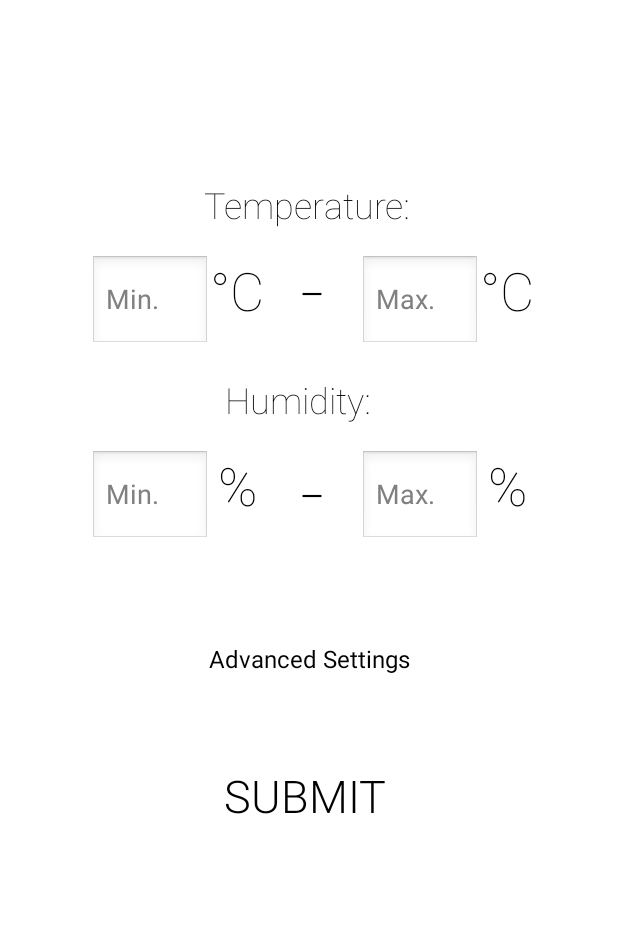
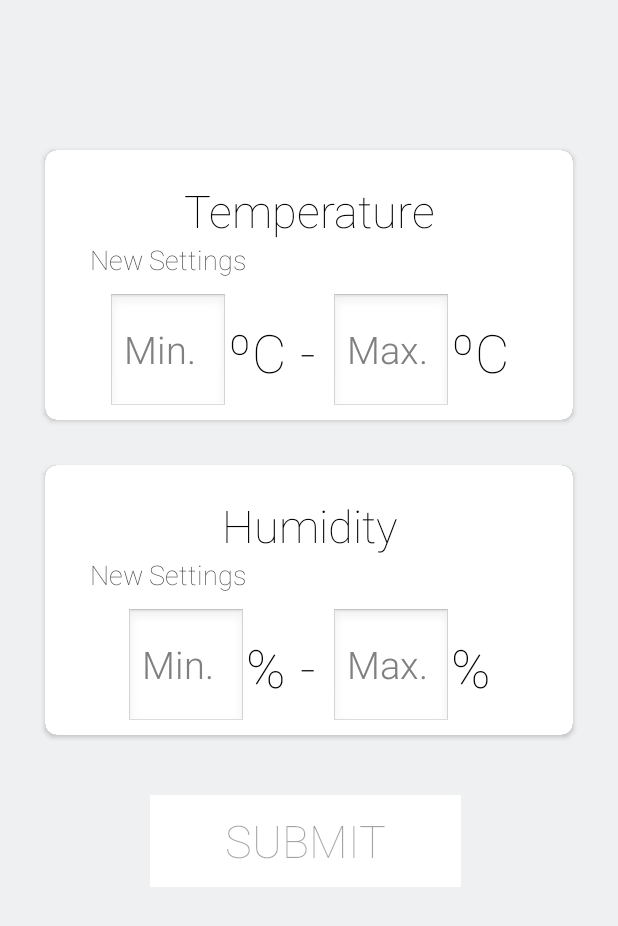
Before and after one commit to jturibe/spicy_chorizo, an Android app: the displaySettings screen opened directly, with no data from a screen before it, after a tap on "EDIT", on a phone screen of 412 x 824 dp. Shown: the top 926 px of the screen. Run offline under Robolectric (Android 15) with nearby library versions, the phone set to English and light mode, and no system bars; Roboto replaces fonts that are not available here.

Commit message:
Changed app a lot

```diff
--- a/Particle/app/src/main/java/com/example/particle/Splash.java
+++ b/Particle/app/src/main/java/com/example/particle/Splash.java
@@ -8,7 +8,7 @@ import android.os.Handler;
 import androidx.appcompat.app.AppCompatActivity;
 
 public class Splash extends Activity {
-    private static int SPLASH_TIME_OUT = 4000;
+    private static int SPLASH_TIME_OUT = 1500;
 
     @Override
     protected void onCreate(Bundle savedInstanceState) {
--- a/Particle/app/src/main/java/com/example/particle/displaySettings.java
+++ b/Particle/app/src/main/java/com/example/particle/displaySettings.java
@@ -22,7 +22,7 @@ public class displaySettings extends Activity {
         editButton.setOnClickListener(new View.OnClickListener() {
             @Override
             public void onClick(View v) {
-                Intent intent = new Intent(displaySettings.this, settings.class);
+                Intent intent = new Intent(displaySettings.this, editSettings.class);
                 startActivity(intent);
             }
         });
--- /dev/null
+++ b/Particle/app/src/main/java/com/example/particle/editSettings.java
@@ -0,0 +1,99 @@
+package com.example.particle;
+
+import androidx.appcompat.app.AppCompatActivity;
+
+import android.app.Activity;
+import android.app.AlertDialog;
+import android.content.DialogInterface;
+import android.content.Intent;
+import android.os.Bundle;
+import android.text.Editable;
+import android.text.TextWatcher;
+import android.view.View;
+import android.widget.Button;
+import android.widget.EditText;
+import android.widget.Toast;
+
+public class editSettings extends Activity {
+
+    EditText editTextMinTemp;
+    EditText editTextMaxTemp;
+    EditText editTextMinHum;
+    EditText editTextMaxHum;
+
+    Button submitButton;
+
+    @Override
+    protected void onCreate(Bundle savedInstanceState) {
+        super.onCreate(savedInstanceState);
+        setContentView(R.layout.activity_edit_settings);
+
+        editTextMinTemp = findViewById(R.id.minTempInput);
+        editTextMaxTemp = findViewById(R.id.maxTempInput);
+        editTextMinHum = findViewById(R.id.minHumInput);
+        editTextMaxHum = findViewById(R.id.maxHumInput);
+
+        submitButton = findViewById(R.id.submitButton);
+
+        editTextMinTemp.addTextChangedListener(data);
+        editTextMaxTemp.addTextChangedListener(data);
+        editTextMinHum.addTextChangedListener(data);
+        editTextMaxHum.addTextChangedListener(data);
+
+        submitButton.setOnClickListener(new View.OnClickListener() {
+            @Override
+            public void onClick(View v) {
+
+                String minTempInputint= editTextMinTemp.getText().toString();
+                int minTempInputFinal = Integer.parseInt(minTempInputint);
+
+                if (minTempInputFinal<4) {
+                    AlertDialog.Builder minTempTooLow = new AlertDialog.Builder(editSettings.this);
+                    minTempTooLow.setMessage("The minimum temperature set is dangerously low, " +
+                            "do you want to change it?")
+                            .setPositiveButton("No",
+                                    new DialogInterface.OnClickListener() {
+                                        public void onClick(DialogInterface dialog, int whichButton) {
+                                            positiveButtonPress();
+                                        }
+                                    })
+                            .setNegativeButton("Yes", null);
+                    AlertDialog alert = minTempTooLow.create();
+                    alert.show();
+                } else {
+                    positiveButtonPress();
+                }
+            }
+        });
+    }
+
+    private TextWatcher data = new TextWatcher() {
+        @Override
+        public void beforeTextChanged(CharSequence s, int start, int count, int after) {
+
+        }
+
+        @Override
+        public void onTextChanged(CharSequence s, int start, int before, int count) {
+            String minTempInput = editTextMinTemp.getText().toString().trim();
+            String maxTempInput = editTextMaxTemp.getText().toString().trim();
+            String minHumInput = editTextMinHum.getText().toString().trim();
+            String maxHumInput = editTextMaxHum.getText().toString().trim();
+
+            submitButton.setEnabled(
+                    !minTempInput.isEmpty() && !maxTempInput.isEmpty() &&
+                            !minHumInput.isEmpty() && !maxHumInput.isEmpty());
+        }
+
+        @Override
+        public void afterTextChanged(Editable s) {
+
+        }
+    };
+
+    private void positiveButtonPress() {
+        Toast.makeText(getBaseContext(), "Settings changed" , Toast.LENGTH_SHORT ).show();
+        Intent intent = new Intent(editSettings.this, HomeActivity.class);
+        startActivity(intent);
+    }
+}
--- a/Particle/app/src/main/java/com/example/particle/settings.java
+++ /dev/null
@@ -1,29 +0,0 @@
-package com.example.particle;
-
-import androidx.appcompat.app.AppCompatActivity;
-
-import android.app.Activity;
-import android.content.Intent;
-import android.os.Bundle;
-import android.view.View;
-import android.widget.Button;
-
-public class settings extends Activity {
-
-    Button submitButton;
-
-    @Override
-    protected void onCreate(Bundle savedInstanceState) {
-        super.onCreate(savedInstanceState);
-        setContentView(R.layout.activity_settings);
-
-        submitButton = findViewById(R.id.submitButton);
-        submitButton.setOnClickListener(new View.OnClickListener() {
-            @Override
-            public void onClick(View v) {
-                Intent intent = new Intent(settings.this, HomeActivity.class);
-                startActivity(intent);
-            }
-        });
-    }
-}
--- /dev/null
+++ b/Particle/app/src/main/res/drawable/buttonbackground.xml
@@ -0,0 +1,8 @@
+<?xml version="1.0" encoding="utf-8"?>
+<selector xmlns:android="http://schemas.android.com/apk/res/android">
+    <!-- Color when the row is selected -->
+    <item  android:state_enabled="true"
+        android:drawable="@color/buttonEnabledBackground" />
+    <!-- Standard background color -->
+    <item android:drawable="@color/buttonDisabledBackground" />
+</selector>
--- /dev/null
+++ b/Particle/app/src/main/res/drawable/buttontextcolour.xml
@@ -0,0 +1,8 @@
+<?xml version="1.0" encoding="utf-8"?>
+<selector xmlns:android="http://schemas.android.com/apk/res/android">
+    <!-- Color when the row is selected -->
+    <item  android:state_enabled="true"
+        android:color="#FFFF" />
+    <!-- Standard background color -->
+    <item android:color="#5C000000" />
+</selector>
--- a/Particle/app/src/main/res/layout/activity_display_settings.xml
+++ b/Particle/app/src/main/res/layout/activity_display_settings.xml
@@ -248,12 +248,16 @@
 
     <Button
         android:id="@+id/editButton"
+        style="@style/Widget.AppCompat.Button.Colored"
         android:layout_width="160dp"
         android:layout_height="wrap_content"
         android:layout_marginLeft="120dp"
         android:layout_marginTop="40dp"
+        android:background="#74FFFFFF"
+        android:fontFamily="sans-serif-thin"
         android:text="EDIT"
-        android:textSize="20dp"/>
+        android:textColor="#000000"
+        android:textSize="24sp" />
 
 
 </androidx.appcompat.widget.LinearLayoutCompat>
--- /dev/null
+++ b/Particle/app/src/main/res/layout/activity_edit_settings.xml
@@ -0,0 +1,250 @@
+<?xml version="1.0" encoding="utf-8"?>
+<androidx.appcompat.widget.LinearLayoutCompat xmlns:android="http://schemas.android.com/apk/res/android"
+    xmlns:app="http://schemas.android.com/apk/res-auto"
+    xmlns:tools="http://schemas.android.com/tools"
+    android:layout_width="match_parent"
+    android:layout_height="match_parent"
+    android:orientation="vertical"
+    tools:context=".displaySettings"
+    android:background="#EFF0F1">
+
+
+    <androidx.cardview.widget.CardView
+        android:layout_width="match_parent"
+        android:layout_height="180dp"
+        android:layout_marginLeft="30dp"
+        android:layout_marginTop="100dp"
+        android:layout_marginRight="30dp"
+        app:cardCornerRadius="8dp">
+
+        <LinearLayout
+            android:layout_width="match_parent"
+            android:layout_height="match_parent"
+            android:orientation="vertical"
+            android:background="#FFFFFF">
+
+            <LinearLayout
+                android:layout_width="match_parent"
+                android:layout_height="wrap_content"
+                android:orientation="horizontal"
+                android:layout_marginLeft="30dp"
+                android:layout_marginTop="20dp"
+                android:layout_marginRight="30dp">
+
+            </LinearLayout>
+
+            <LinearLayout
+                android:layout_width="match_parent"
+                android:layout_height="wrap_content"
+                android:orientation="vertical">
+
+                <TextView
+                    android:layout_width="match_parent"
+                    android:layout_height="match_parent"
+                    android:gravity="center"
+                    android:fontFamily="sans-serif-thin"
+                    android:text="Temperature"
+                    android:textColor="#000000"
+                    android:textSize="30dp" />
+
+
+                <TextView
+                    android:layout_width="match_parent"
+                    android:layout_height="match_parent"
+                    android:layout_marginLeft="30dp"
+                    android:text="New Settings"
+                    android:textSize="18dp"
+                    android:fontFamily="sans-serif-thin"
+                    android:textColor="#D3000000"/>
+
+                <LinearLayout
+                    android:layout_width="match_parent"
+                    android:layout_height="match_parent"
+                    android:orientation="horizontal"
+                    android:gravity="center"
+                    android:layout_marginTop="10dp">
+
+                    <EditText
+                        android:id="@+id/minTempInput"
+                        android:layout_width="80dp"
+                        android:layout_height="80dp"
+                        android:hint="Min."
+                        android:textSize="25dp"
+                        android:fontFamily="sans-serif-light"
+                        android:inputType="numberSigned"
+                        android:nextFocusDown="@id/maxTempInput">
+                    </EditText>
+
+                    <TextView
+                        android:layout_width="wrap_content"
+                        android:layout_height="wrap_content"
+                        android:text="ºC"
+                        android:fontFamily="sans-serif-thin"
+                        android:textSize="35dp"
+                        android:textColor="#000000"/>
+
+                    <TextView
+                        android:layout_width="30dp"
+                        android:layout_height="wrap_content"
+                        android:text="-"
+                        android:gravity="center"
+                        android:fontFamily="sans-serif-thin"
+                        android:textSize="35dp"
+                        android:textColor="#000000"/>
+
+                    <EditText
+                        android:id="@+id/maxTempInput"
+                        android:layout_width="80dp"
+                        android:layout_height="80dp"
+                        android:hint="Max."
+                        android:textSize="25dp"
+                        android:fontFamily="sans-serif-light"
+                        android:inputType="numberSigned"
+                        android:nextFocusDown="@id/minHumInput"/>
+
+                    <TextView
+                        android:layout_width="wrap_content"
+                        android:layout_height="wrap_content"
+                        android:text="ºC"
+                        android:fontFamily="sans-serif-thin"
+                        android:textSize="35dp"
+                        android:textColor="#000000"/>
+
+                </LinearLayout>
+
+            </LinearLayout>
+
+
+        </LinearLayout>
+
+
+    </androidx.cardview.widget.CardView>
+
+    <androidx.cardview.widget.CardView
+        android:layout_width="match_parent"
+        android:layout_height="180dp"
+        android:layout_marginLeft="30dp"
+        android:layout_marginTop="30dp"
+        android:layout_marginRight="30dp"
+        app:cardCornerRadius="8dp">
+
+        <LinearLayout
+            android:layout_width="match_parent"
+            android:layout_height="match_parent"
+            android:orientation="vertical"
+            android:background="#FFFFFF">
+
+            <LinearLayout
+                android:layout_width="match_parent"
+                android:layout_height="wrap_content"
+                android:orientation="horizontal"
+                android:layout_marginLeft="30dp"
+                android:layout_marginTop="20dp"
+                android:layout_marginRight="30dp">
+
+            </LinearLayout>
+
+            <LinearLayout
+                android:layout_width="match_parent"
+                android:layout_height="wrap_content"
+                android:orientation="vertical">
+
+                <TextView
+                    android:layout_width="match_parent"
+                    android:layout_height="match_parent"
+                    android:gravity="center"
+                    android:fontFamily="sans-serif-thin"
+                    android:text="Humidity"
+                    android:textColor="#000000"
+                    android:textSize="30dp" />
+
+
+                <TextView
+                    android:layout_width="match_parent"
+                    android:layout_height="match_parent"
+                    android:layout_marginLeft="30dp"
+                    android:text="New Settings"
+                    android:textSize="18dp"
+                    android:fontFamily="sans-serif-thin"
+                    android:textColor="#D3000000"/>
+
+                <LinearLayout
+                    android:layout_width="match_parent"
+                    android:layout_height="match_parent"
+                    android:orientation="horizontal"
+                    android:gravity="center"
+                    android:layout_marginTop="10dp">
+
+                    <EditText
+                        android:id="@+id/minHumInput"
+                        android:layout_width="80dp"
+                        android:layout_height="80dp"
+                        android:hint="Min."
+                        android:textSize="25dp"
+                        android:fontFamily="sans-serif-light"
+                        android:inputType="numberSigned"
+                        android:nextFocusDown="@id/maxHumInput">
+                    </EditText>
+
+                    <TextView
+                        android:layout_width="wrap_content"
+                        android:layout_height="wrap_content"
+                        android:text="%"
+                        android:fontFamily="sans-serif-thin"
+                        android:textSize="35dp"
+                        android:textColor="#000000"/>
+
+                    <TextView
+                        android:layout_width="30dp"
+                        android:layout_height="wrap_content"
+                        android:text="-"
+                        android:gravity="center"
+                        android:fontFamily="sans-serif-thin"
+                        android:textSize="35dp"
+                        android:textColor="#000000"/>
+
+                    <EditText
+                        android:id="@+id/maxHumInput"
+                        android:layout_width="80dp"
+                        android:layout_height="80dp"
+                        android:hint="Max."
+                        android:textSize="25dp"
+                        android:fontFamily="sans-serif-light"
+                        android:inputType="numberSigned"/>
+
+                    <TextView
+                        android:layout_width="wrap_content"
+                        android:layout_height="wrap_content"
+                        android:text="%"
+                        android:fontFamily="sans-serif-thin"
+                        android:textSize="35dp"
+                        android:textColor="#000000"/>
+
+                </LinearLayout>
+
+            </LinearLayout>
+
+
+        </LinearLayout>
+
+
+    </androidx.cardview.widget.CardView>
+
+    <Button
+        android:id="@+id/submitButton"
+        style="@style/Widget.AppCompat.Button.Colored"
+        android:layout_width="207dp"
+        android:layout_height="61dp"
+        android:layout_alignParentStart="true"
+        android:layout_marginStart="100dp"
+        android:layout_marginLeft="100dp"
+        android:layout_marginTop="40dp"
+        android:background="@drawable/buttonbackground"
+        android:enabled="false"
+        android:fontFamily="sans-serif-thin"
+        android:text="SUBMIT"
+        android:textColor="@drawable/buttontextcolour"
+        android:textSize="30sp" />
+
+
+</androidx.appcompat.widget.LinearLayoutCompat>
--- a/Particle/app/src/main/res/layout/activity_home.xml
+++ b/Particle/app/src/main/res/layout/activity_home.xml
@@ -8,9 +8,9 @@
 
     <ImageButton
         android:id="@+id/settingsButton"
-        android:layout_width="85dp"
-        android:layout_height="82dp"
-        android:layout_marginLeft="320sp"
+        android:layout_width="62dp"
+        android:layout_height="68dp"
+        android:layout_marginLeft="340sp"
         android:layout_marginTop="10sp"
         android:adjustViewBounds="true"
         android:backgroundTint="#EAF0EE"
--- a/Particle/app/src/main/res/layout/activity_settings.xml
+++ /dev/null
@@ -1,184 +0,0 @@
-<?xml version="1.0" encoding="utf-8"?>
-
-<RelativeLayout xmlns:android="http://schemas.android.com/apk/res/android"
-xmlns:app="http://schemas.android.com/apk/res-auto"
-xmlns:tools="http://schemas.android.com/tools"
-android:orientation="vertical"
-android:layout_width="match_parent"
-android:layout_height="match_parent"
-android:background="#FFFFFF">
-
-<TextView
-    android:id="@+id/tempTextView1"
-    android:layout_width="wrap_content"
-    android:layout_height="wrap_content"
-    android:layout_marginStart="135sp"
-    android:layout_marginTop="120sp"
-    android:fontFamily="sans-serif-thin"
-    android:gravity="center"
-    android:text="Temperature:"
-    android:textColor="#000000"
-    android:textSize="24sp"
-    tools:gravity="center" />
-
-    <EditText
-        android:id="@+id/minTempInput"
-        android:layout_width="80dp"
-        android:layout_height="63dp"
-        android:layout_alignParentStart="true"
-        android:layout_marginStart="60dp"
-        android:layout_marginTop="170dp"
-        android:ems="10"
-        android:hint="Min."
-        android:inputType="numberSigned"
-        android:nextFocusDown="@id/maxTempInput"
-        tools:layout_marginLeft="60dp" />
-
-    <EditText
-        android:id="@+id/maxTempInput"
-        android:layout_width="80dp"
-        android:layout_height="63dp"
-        android:layout_alignParentStart="true"
-        android:layout_marginStart="240dp"
-        android:layout_marginTop="170dp"
-        android:ems="10"
-        android:hint="Max."
-        android:inputType="numberSigned"
-        android:nextFocusDown="@id/minHumInput"
-        tools:layout_marginLeft="240dp" />
-
-    <TextView
-        android:id="@+id/degreeUnit2"
-        android:layout_width="wrap_content"
-        android:layout_height="wrap_content"
-        android:layout_marginStart="320sp"
-        android:layout_marginTop="170sp"
-        android:fontFamily="sans-serif-thin"
-        android:text="°C"
-        android:textColor="#000000"
-        android:textSize="35sp"
-        tools:fontFamily="sans-serif-thin" />
-
-    <TextView
-        android:id="@+id/degreeUnit7"
-        android:layout_width="wrap_content"
-        android:layout_height="wrap_content"
-        android:layout_marginStart="140sp"
-        android:layout_marginTop="170sp"
-        android:fontFamily="sans-serif-thin"
-        android:text="°C"
-        android:textColor="#000000"
-        android:textSize="35sp"
-        tools:fontFamily="sans-serif-thin" />
-
-<TextView
-    android:id="@+id/slashSymbol1"
-    android:layout_width="wrap_content"
-    android:layout_height="wrap_content"
-    android:layout_marginStart="200sp"
-    android:layout_marginTop="155sp"
-    android:text="-"
-    android:textColor="#000000"
-    android:textSize="55sp"
-    android:fontFamily="sans-serif-thin" />
-
-<TextView
-    android:id="@+id/humTextView"
-    android:layout_width="wrap_content"
-    android:layout_height="wrap_content"
-    android:layout_marginStart="150sp"
-    android:layout_marginTop="250sp"
-    android:fontFamily="sans-serif-thin"
-    android:gravity="center"
-    android:text="Humidity:"
-    android:textColor="#000000"
-    android:textSize="24sp"
-    tools:gravity="center" />
-
-    <EditText
-        android:id="@+id/minHumInput"
-        android:layout_width="80dp"
-        android:layout_height="63dp"
-        android:layout_alignParentStart="true"
-        android:layout_marginStart="60dp"
-        android:layout_marginTop="300dp"
-        android:ems="10"
-        android:hint="Min."
-        android:inputType="numberSigned"
-        android:nextFocusDown="@id/maxHumInput"
-        tools:layout_marginLeft="60dp" />
-
-    <EditText
-        android:id="@+id/maxHumInput"
-        android:layout_width="80dp"
-        android:layout_height="63dp"
-        android:layout_alignParentStart="true"
-        android:layout_marginStart="240dp"
-        android:layout_marginTop="300dp"
-        android:ems="10"
-        android:hint="Max."
-        android:inputType="numberSigned"
-        android:nextFocusDown="@+id/submitButton"
-        tools:layout_marginLeft="240dp" />
-
-    <TextView
-        android:id="@+id/percentageSymbol1"
-        android:layout_width="wrap_content"
-        android:layout_height="wrap_content"
-        android:layout_marginStart="145sp"
-        android:layout_marginTop="300sp"
-        android:fontFamily="sans-serif-thin"
-        android:text="%"
-        android:textColor="#000000"
-        android:textSize="35sp"
-        tools:fontFamily="sans-serif-thin" />
-
-    <TextView
-        android:id="@+id/percentageSymbol2"
-        android:layout_width="wrap_content"
-        android:layout_height="wrap_content"
-        android:layout_marginStart="325sp"
-        android:layout_marginTop="300sp"
-        android:fontFamily="sans-serif-thin"
-        android:text="%"
-        android:textColor="#000000"
-        android:textSize="35sp"
-        tools:fontFamily="sans-serif-thin" />
-
-<TextView
-    android:id="@+id/slashSymbol2"
-    android:layout_width="wrap_content"
-    android:layout_height="wrap_content"
-    android:layout_marginStart="200sp"
-    android:layout_marginTop="290sp"
-    android:text="-"
-    android:textColor="#000000"
-    android:textSize="55sp"
-    android:fontFamily="sans-serif-thin" />
-
-    <Button
-    android:id="@+id/advancedSettingsButton"
-    style="@style/Widget.AppCompat.Button.Borderless"
-    android:layout_width="172dp"
-    android:layout_height="58dp"
-    android:layout_alignParentStart="true"
-    android:layout_marginStart="120dp"
-    android:layout_marginLeft="120dp"
-    android:layout_marginTop="410dp"
-    android:text="Advanced Settings"
-    android:textSize="16sp" />
-
-    <Button
-        android:id="@+id/submitButton"
-        style="@style/Widget.AppCompat.Button.Borderless.Colored"
-        android:layout_width="207dp"
-        android:layout_height="61dp"
-        android:layout_alignParentStart="true"
-        android:layout_marginStart="100dp"
-        android:layout_marginLeft="100dp"
-        android:layout_marginTop="500dp"
-        android:fontFamily="sans-serif-light"
-        android:text="SUBMIT"
-        android:textSize="30sp" />
-
-</RelativeLayout>
--- /dev/null
+++ b/Particle/app/src/main/res/values/buttonDisabledBackground.xml
@@ -0,0 +1,4 @@
+<?xml version="1.0" encoding="utf-8"?>
+<resources>
+    <color name="buttonDisabledBackground">#FFFFFF</color>
+</resources>
--- /dev/null
+++ b/Particle/app/src/main/res/values/buttonEnabledBackground.xml
@@ -0,0 +1,4 @@
+<?xml version="1.0" encoding="utf-8"?>
+<resources>
+    <color name="buttonEnabledBackground">#C34D071D</color>
+</resources>
--- a/Particle/app/src/main/res/values/strings.xml
+++ b/Particle/app/src/main/res/values/strings.xml
@@ -1,4 +1,5 @@
 <resources>
     <string name="app_name">Particle</string>
     <string name="title_activity_maps">Map</string>
+    <string name="advancedsettingstext"><u>Advanced Settings</u></string>
 </resources>
```
Also changed, not shown: Particle/app/src/main/AndroidManifest.xml (+16 -10 lines).
